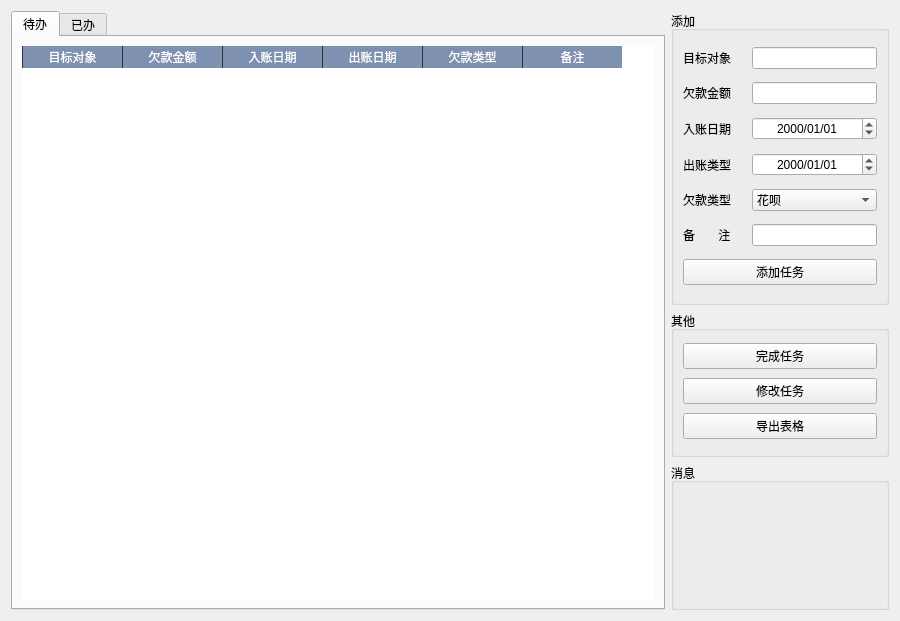
Above: bill.ui from Sisyphean-a/BillTrack before the change. Below: the same form after it.
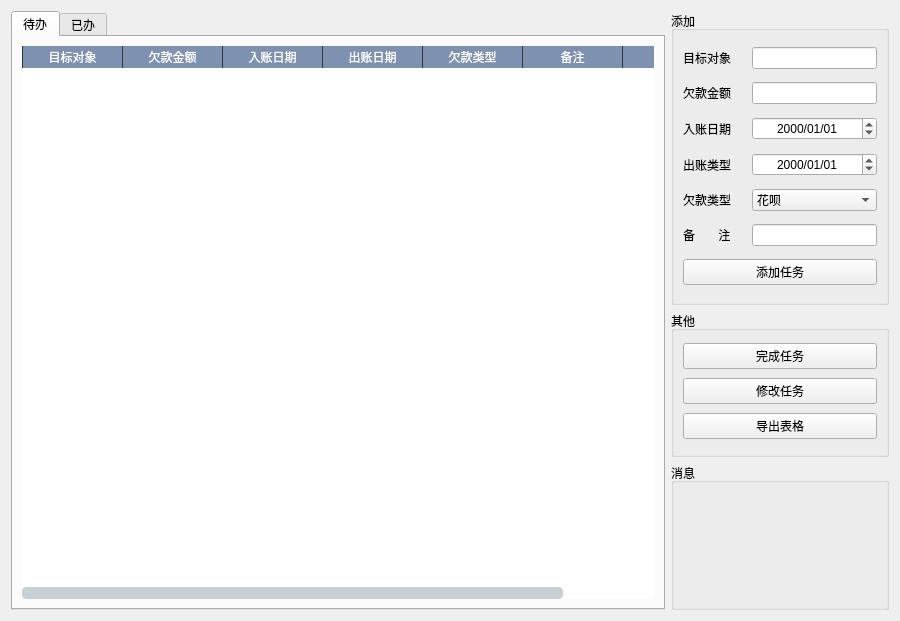
That is the form after the change.

Patch:
```diff
--- a/bill.ui
+++ b/bill.ui
@@ -193,6 +193,11 @@
            <string>备注</string>
           </property>
          </column>
+         <column>
+          <property name="text">
+           <string>id</string>
+          </property>
+         </column>
         </widget>
        </item>
       </layout>
```
Left out of the diff: 5 changed lines with no effect on the pictures.
